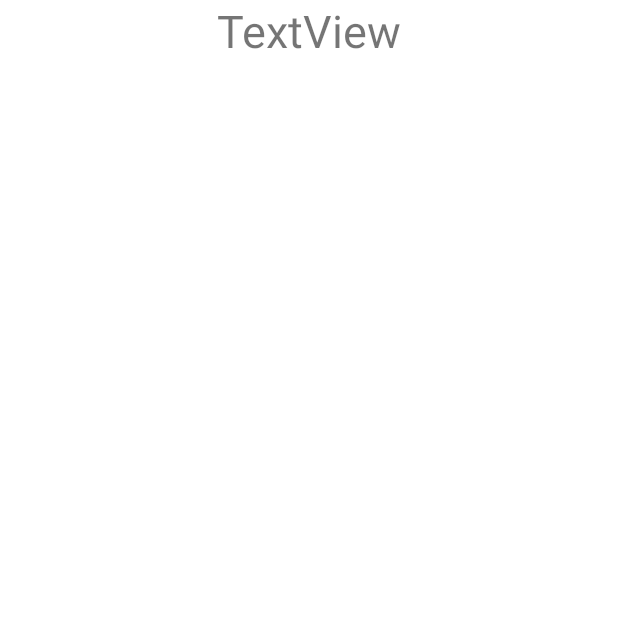
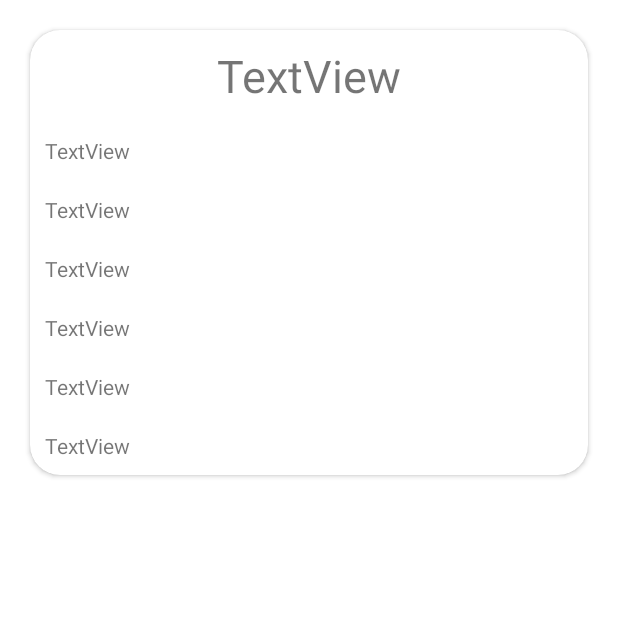
Before and after one commit to awxander/countryInfo, an Android app: the fragment FullInfoFragment shown on its own in the app's theme, on a phone screen of 412 x 824 dp, the top half of it. Run offline under Robolectric (Android 15) with nearby library versions, the phone set to English and light mode, and no system bars; 3 statements that could not run were skipped.

Commit message:
пара методов в fullInfoFragmentЭ

```diff
--- a/app/src/main/java/ru/tsibin/countryinfo/fragments/FullInfoFragment.kt
+++ b/app/src/main/java/ru/tsibin/countryinfo/fragments/FullInfoFragment.kt
@@ -1,8 +1,24 @@
 package ru.tsibin.countryinfo.fragments
 
+import android.os.Bundle
+import android.view.View
+import android.widget.TextView
 import androidx.fragment.app.Fragment
+import androidx.navigation.fragment.navArgs
 import com.example.countriesinfo.R
 
 class FullInfoFragment : Fragment(R.layout.fragment_full_info) {
 
+    private val args: FullInfoFragmentArgs by navArgs()
+    private val tvCountryName get() = requireView().findViewById<TextView>(R.id.tvCountryName)
+
+    override fun onViewCreated(view: View, savedInstanceState: Bundle?) {
+        setInfo()
+        super.onViewCreated(view, savedInstanceState)
+    }
+
+    private fun setInfo(){
+        val countryInfo = args.countryInfo
+        tvCountryName.text = countryInfo.name?.commonName
+    }
 }
--- /dev/null
+++ b/app/src/main/res/anim/appear.xml
@@ -0,0 +1,3 @@
+<?xml version="1.0" encoding="utf-8"?>
+<set xmlns:android="http://schemas.android.com/apk/res/android">
+</set>
--- a/app/src/main/res/layout/fragment_full_info.xml
+++ b/app/src/main/res/layout/fragment_full_info.xml
@@ -1,9 +1,17 @@
 <?xml version="1.0" encoding="utf-8"?>
 <ScrollView xmlns:android="http://schemas.android.com/apk/res/android"
+    xmlns:app="http://schemas.android.com/apk/res-auto"
     xmlns:tools="http://schemas.android.com/tools"
     android:layout_width="match_parent"
     android:layout_height="match_parent"
     tools:ignore="SpeakableTextPresentCheck">
+
+    <androidx.cardview.widget.CardView
+        android:layout_width="match_parent"
+        android:layout_height="wrap_content"
+        android:layout_margin="20dp"
+        app:cardCornerRadius="20dp">
+
 
         <TableLayout
             android:layout_width="match_parent"
@@ -12,10 +20,11 @@
             <TableRow
                 android:layout_width="match_parent"
                 android:layout_height="match_parent"
+                android:layout_margin="10dp"
                 android:gravity="center">
 
                 <TextView
-                android:id="@+id/textView"
+                    android:id="@+id/tvCountryName"
                     android:layout_width="wrap_content"
                     android:layout_height="wrap_content"
                     android:text="TextView"
@@ -25,14 +34,76 @@
 
             <TableRow
                 android:layout_width="match_parent"
-            android:layout_height="match_parent" />
+                android:layout_height="match_parent"
+                android:layout_margin="10dp">
+
+                <TextView
+                    android:id="@+id/tvCurrencies"
+                    android:layout_width="wrap_content"
+                    android:layout_height="wrap_content"
+                    android:text="TextView" />
+            </TableRow>
+
+            <TableRow
+                android:layout_margin="10dp"
+                android:layout_width="match_parent"
+                android:layout_height="match_parent" >
+
+                <TextView
+                    android:id="@+id/tvCapital"
+                    android:layout_width="wrap_content"
+                    android:layout_height="wrap_content"
+                    android:text="TextView" />
+            </TableRow>
+
+            <TableRow
+                android:layout_margin="10dp"
+                android:layout_width="match_parent"
+                android:layout_height="match_parent" >
+
+                <TextView
+                    android:id="@+id/tvRegion"
+                    android:layout_width="wrap_content"
+                    android:layout_height="wrap_content"
+                    android:text="TextView" />
+            </TableRow>
+
+            <TableRow
+                android:layout_margin="10dp"
+                android:layout_width="match_parent"
+                android:layout_height="match_parent">
+
+                <TextView
+                    android:id="@+id/tvLanguages"
+                    android:layout_width="wrap_content"
+                    android:layout_height="wrap_content"
+                    android:text="TextView" />
+            </TableRow>
 
             <TableRow
                 android:layout_width="match_parent"
-            android:layout_height="match_parent" />
+                android:layout_height="match_parent"
+                android:layout_margin="10dp">
+
+                <TextView
+                    android:id="@+id/tvPopulation"
+                    android:layout_width="wrap_content"
+                    android:layout_height="wrap_content"
+                    android:text="TextView" />
+            </TableRow>
 
             <TableRow
                 android:layout_width="match_parent"
-            android:layout_height="match_parent" />
+                android:layout_height="match_parent"
+                android:layout_margin="10dp">
+
+                <TextView
+                    android:id="@+id/tvTimezones"
+                    android:layout_width="wrap_content"
+                    android:layout_height="wrap_content"
+                    android:text="TextView" />
+            </TableRow>
+
         </TableLayout>
+    </androidx.cardview.widget.CardView>
 </ScrollView>
--- a/app/src/main/res/values/styles.xml
+++ b/app/src/main/res/values/styles.xml
@@ -16,6 +16,7 @@
         <item name="android:layout_margin">10dp</item>
     </style>
 
+
     <style name="error_message" parent="TextAppearance.AppCompat">
         <item name="android:textColor">@color/red</item>
         <item name="android:textStyle">bold</item>
```
Also changed, not shown: app/src/main/java/ru/tsibin/countryinfo/adapter/CountryAdapter.kt (+34 -7 lines), app/src/main/java/ru/tsibin/countryinfo/fragments/CountriesListFragment.kt (+9 -3 lines), app/src/main/res/navigation/nav_graph.xml (+18 -0 lines). Lines whose indentation alone changed are shown as unchanged.
